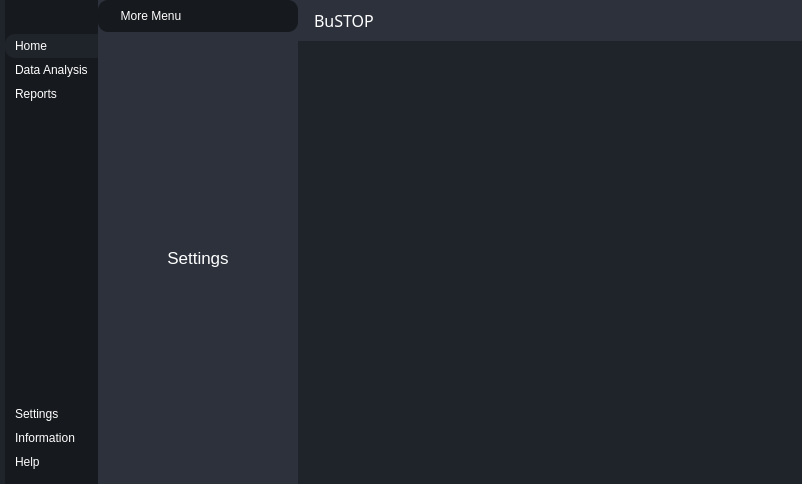
Above: interface.ui from PKNU-IOT3/bustop_PyQT before the change. Below: the same form after it.
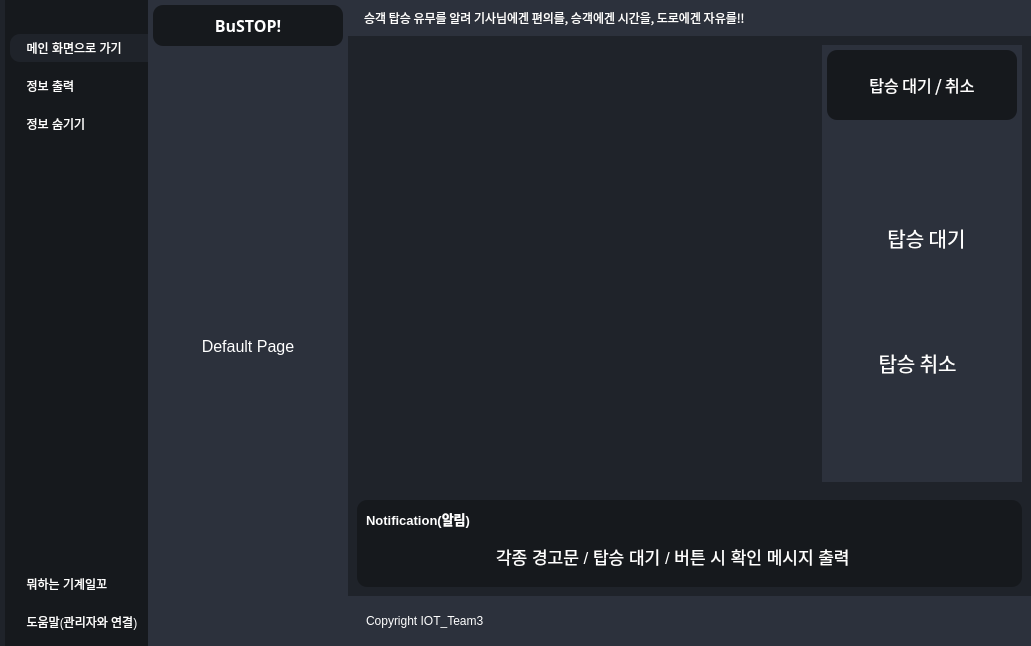
That is the form after the change. Icons and pictures are not drawn.

The edit to the form file:
```diff
--- a/interface.ui
+++ b/interface.ui
@@ -6,8 +6,8 @@
    <rect>
     <x>0</x>
     <y>0</y>
-    <width>802</width>
-    <height>484</height>
+    <width>1031</width>
+    <height>646</height>
    </rect>
   </property>
   <property name="windowTitle">
@@ -34,14 +34,14 @@
 	border-top-left-radius: 10px;
 	border-bottom-left-radius: 10px;
 }
-#centerMenuSubContainer{
+#centerMenuSubContainer,#rightMenuSubContainer{
 	background-color: #2c313c;
 }
-#frame_4{
+#frame_4,#frame_8,#popupNotificationSubContainer{
 	background-color: #16191d;
 	border-radius: 10px;
 }
-#headerContainer{
+#headerContainer,#footerContainer{
 	background-color: #2c313c;
 }</string>
   </property>
@@ -87,7 +87,7 @@
            <number>0</number>
           </property>
           <property name="leftMargin">
-           <number>0</number>
+           <number>5</number>
           </property>
           <property name="topMargin">
            <number>0</number>
@@ -184,7 +184,7 @@
                 <string notr="true">background-color: #1f232a;</string>
                </property>
                <property name="text">
-                <string>Home</string>
+                <string>  메인 화면으로 가기</string>
                </property>
                <property name="icon">
                 <iconset resource="resources.qrc">
@@ -198,13 +198,43 @@
                </property>
               </widget>
              </item>
+            </layout>
+           </widget>
+          </item>
+          <item>
+           <widget class="QFrame" name="frame_12">
+            <property name="frameShape">
+             <enum>QFrame::StyledPanel</enum>
+            </property>
+            <property name="frameShadow">
+             <enum>QFrame::Raised</enum>
+            </property>
+            <layout class="QVBoxLayout" name="verticalLayout_14">
+             <property name="spacing">
+              <number>0</number>
+             </property>
+             <property name="leftMargin">
+              <number>0</number>
+             </property>
+             <property name="topMargin">
+              <number>10</number>
+             </property>
+             <property name="rightMargin">
+              <number>0</number>
+             </property>
+             <property name="bottomMargin">
+              <number>0</number>
+             </property>
              <item>
-              <widget class="QPushButton" name="homeBtn">
-               <property name="toolTip">
-                <string>Data Analysis</string>
+              <widget class="QPushButton" name="pushButton_5">
+               <property name="sizePolicy">
+                <sizepolicy hsizetype="Minimum" vsizetype="Fixed">
+                 <horstretch>0</horstretch>
+                 <verstretch>0</verstretch>
+                </sizepolicy>
                </property>
                <property name="text">
-                <string>Data Analysis</string>
+                <string>  정보 출력</string>
                </property>
                <property name="icon">
                 <iconset resource="resources.qrc">
@@ -218,13 +248,43 @@
                </property>
               </widget>
              </item>
+            </layout>
+           </widget>
+          </item>
+          <item>
+           <widget class="QFrame" name="frame_13">
+            <property name="frameShape">
+             <enum>QFrame::StyledPanel</enum>
+            </property>
+            <property name="frameShadow">
+             <enum>QFrame::Raised</enum>
+            </property>
+            <layout class="QVBoxLayout" name="verticalLayout_21">
+             <property name="spacing">
+              <number>0</number>
+             </property>
+             <property name="leftMargin">
+              <number>0</number>
+             </property>
+             <property name="topMargin">
+              <number>10</number>
+             </property>
+             <property name="rightMargin">
+              <number>0</number>
+             </property>
+             <property name="bottomMargin">
+              <number>0</number>
+             </property>
              <item>
-              <widget class="QPushButton" name="reportBtn">
-               <property name="toolTip">
-                <string>Reports</string>
+              <widget class="QPushButton" name="pushButton_6">
+               <property name="sizePolicy">
+                <sizepolicy hsizetype="Minimum" vsizetype="Fixed">
+                 <horstretch>0</horstretch>
+                 <verstretch>0</verstretch>
+                </sizepolicy>
                </property>
                <property name="text">
-                <string>Reports</string>
+                <string>  정보 숨기기</string>
                </property>
                <property name="icon">
                 <iconset resource="resources.qrc">
@@ -254,6 +314,53 @@
             </property>
            </spacer>
           </item>
+          <item>
+           <widget class="QFrame" name="frame_14">
+            <property name="frameShape">
+             <enum>QFrame::StyledPanel</enum>
+            </property>
+            <property name="frameShadow">
+             <enum>QFrame::Raised</enum>
+            </property>
+            <layout class="QHBoxLayout" name="horizontalLayout_13">
+             <property name="spacing">
+              <number>0</number>
+             </property>
+             <property name="leftMargin">
+              <number>0</number>
+             </property>
+             <property name="topMargin">
+              <number>10</number>
+             </property>
+             <property name="rightMargin">
+              <number>0</number>
+             </property>
+             <property name="bottomMargin">
+              <number>0</number>
+             </property>
+             <item>
+              <widget class="QPushButton" name="infoBtn">
+               <property name="toolTip">
+                <string>Information</string>
+               </property>
+               <property name="text">
+                <string>  뭐하는 기계일꼬</string>
+               </property>
+               <property name="icon">
+                <iconset resource="resources.qrc">
+                 <normaloff>:/icons/icons/info.svg</normaloff>:/icons/icons/info.svg</iconset>
+               </property>
+               <property name="iconSize">
+                <size>
+                 <width>24</width>
+                 <height>24</height>
+                </size>
+               </property>
+              </widget>
+             </item>
+            </layout>
+           </widget>
+          </item>
           <item alignment="Qt::AlignBottom">
            <widget class="QFrame" name="frame_3">
             <property name="frameShape">
@@ -278,53 +385,13 @@
              <property name="bottomMargin">
               <number>10</number>
              </property>
-             <item>
-              <widget class="QPushButton" name="settingsBtn">
-               <property name="toolTip">
-                <string>Settings</string>
-               </property>
-               <property name="text">
-                <string>Settings</string>
-               </property>
-               <property name="icon">
-                <iconset resource="resources.qrc">
-                 <normaloff>:/icons/icons/settings.svg</normaloff>:/icons/icons/settings.svg</iconset>
-               </property>
-               <property name="iconSize">
-                <size>
-                 <width>24</width>
-                 <height>24</height>
-                </size>
-               </property>
-              </widget>
-             </item>
-             <item>
-              <widget class="QPushButton" name="infoBtn">
-               <property name="toolTip">
-                <string>Information</string>
-               </property>
-               <property name="text">
-                <string>Information</string>
-               </property>
-               <property name="icon">
-                <iconset resource="resources.qrc">
-                 <normaloff>:/icons/icons/info.svg</normaloff>:/icons/icons/info.svg</iconset>
-               </property>
-               <property name="iconSize">
-                <size>
-                 <width>24</width>
-                 <height>24</height>
-                </size>
-               </property>
-              </widget>
-             </item>
              <item>
               <widget class="QPushButton" name="helpBtn">
                <property name="toolTip">
                 <string>Help</string>
                </property>
                <property name="text">
-                <string>Help</string>
+                <string>  도움말(관리자와 연결)</string>
                </property>
                <property name="icon">
                 <iconset resource="resources.qrc">
@@ -381,21 +448,21 @@
          </property>
          <layout class="QVBoxLayout" name="verticalLayout_6">
           <property name="spacing">
-           <number>0</number>
+           <number>5</number>
           </property>
           <property name="leftMargin">
-           <number>0</number>
+           <number>5</number>
           </property>
           <property name="topMargin">
-           <number>0</number>
+           <number>5</number>
           </property>
           <property name="rightMargin">
-           <number>0</number>
+           <number>5</number>
           </property>
           <property name="bottomMargin">
-           <number>0</number>
+           <number>5</number>
           </property>
-          <item alignment="Qt::AlignTop">
+          <item>
            <widget class="QFrame" name="frame_4">
             <property name="frameShape">
              <enum>QFrame::StyledPanel</enum>
@@ -406,31 +473,24 @@
             <layout class="QHBoxLayout" name="horizontalLayout_3">
              <item>
               <widget class="QLabel" name="label">
+               <property name="font">
+                <font>
+                 <family>나눔고딕</family>
+                 <pointsize>12</pointsize>
+                 <weight>75</weight>
+                 <italic>false</italic>
+                 <bold>true</bold>
+                 <underline>false</underline>
+                </font>
+               </property>
                <property name="text">
-                <string>More Menu</string>
+                <string>BuSTOP!</string>
                </property>
                <property name="alignment">
                 <set>Qt::AlignCenter</set>
                </property>
               </widget>
              </item>
-             <item alignment="Qt::AlignRight">
-              <widget class="QPushButton" name="pushButton">
-               <property name="text">
-                <string/>
-               </property>
-               <property name="icon">
-                <iconset resource="resources.qrc">
-                 <normaloff>:/icons/icons/x-circle.svg</normaloff>:/icons/icons/x-circle.svg</iconset>
-               </property>
-               <property name="iconSize">
-                <size>
-                 <width>24</width>
-                 <height>24</height>
-                </size>
-               </property>
-              </widget>
-             </item>
             </layout>
            </widget>
           </item>
@@ -448,14 +508,11 @@
                <widget class="QLabel" name="label_2">
                 <property name="font">
                  <font>
-                  <pointsize>13</pointsize>
+                  <pointsize>12</pointsize>
                  </font>
                 </property>
-                <property name="autoFillBackground">
-                 <bool>false</bool>
-                </property>
                 <property name="text">
-                 <string>Settings</string>
+                 <string>Default Page</string>
                 </property>
                 <property name="alignment">
                  <set>Qt::AlignCenter</set>
@@ -582,13 +639,13 @@
                <property name="font">
                 <font>
                  <family>나눔고딕</family>
-                 <pointsize>12</pointsize>
+                 <pointsize>9</pointsize>
                  <weight>50</weight>
                  <bold>false</bold>
                 </font>
                </property>
                <property name="text">
-                <string>BuSTOP</string>
+                <string>승객 탑승 유무를 알려 기사님에겐 편의를, 승객에겐 시간을, 도로에겐 자유를!!</string>
                </property>
               </widget>
              </item>
@@ -619,40 +676,6 @@
              <property name="bottomMargin">
               <number>0</number>
              </property>
-             <item>
-              <widget class="QPushButton" name="pushButton_6">
-               <property name="text">
-                <string/>
-               </property>
-               <property name="icon">
-                <iconset resource="resources.qrc">
-                 <normaloff>:/icons/icons/more-horizontal.svg</normaloff>:/icons/icons/more-horizontal.svg</iconset>
-               </property>
-               <property name="iconSize">
-                <size>
-                 <width>24</width>
-                 <height>24</height>
-                </size>
-               </property>
-              </widget>
-             </item>
-             <item>
-              <widget class="QPushButton" name="pushButton_5">
-               <property name="text">
-                <string/>
-               </property>
-               <property name="icon">
-                <iconset resource="resources.qrc">
-                 <normaloff>:/icons/icons/user.svg</normaloff>:/icons/icons/user.svg</iconset>
-               </property>
-               <property name="iconSize">
-                <size>
-                 <width>24</width>
-                 <height>24</height>
-                </size>
-               </property>
-              </widget>
-             </item>
             </layout>
            </widget>
           </item>
@@ -689,6 +712,12 @@
                 <iconset resource="resources.qrc">
                  <normaloff>:/icons/icons/minus.svg</normaloff>:/icons/icons/minus.svg</iconset>
                </property>
+               <property name="iconSize">
+                <size>
+                 <width>30</width>
+                 <height>30</height>
+                </size>
+               </property>
               </widget>
              </item>
              <item>
@@ -700,16 +729,11 @@
                 <iconset resource="resources.qrc">
                  <normaloff>:/icons/icons/square.svg</normaloff>:/icons/icons/square.svg</iconset>
                </property>
-              </widget>
-             </item>
-             <item>
-              <widget class="QPushButton" name="pushButton_4">
-               <property name="text">
-                <string/>
-               </property>
-               <property name="icon">
-                <iconset resource="resources.qrc">
-                 <normaloff>:/icons/icons/x.svg</normaloff>:/icons/icons/x.svg</iconset>
+               <property name="iconSize">
+                <size>
+                 <width>30</width>
+                 <height>30</height>
+                </size>
                </property>
               </widget>
              </item>
@@ -727,6 +751,302 @@
            <verstretch>0</verstretch>
           </sizepolicy>
          </property>
+         <layout class="QHBoxLayout" name="horizontalLayout_8">
+          <item>
+           <widget class="QWidget" name="mainContentsContainer" native="true">
+            <layout class="QVBoxLayout" name="verticalLayout_15">
+             <item>
+              <widget class="QTableWidget" name="BusInfor"/>
+             </item>
+            </layout>
+           </widget>
+          </item>
+          <item alignment="Qt::AlignRight">
+           <widget class="QWidget" name="rightMenuContainer" native="true">
+            <property name="minimumSize">
+             <size>
+              <width>200</width>
+              <height>0</height>
+             </size>
+            </property>
+            <layout class="QVBoxLayout" name="verticalLayout_11">
+             <property name="spacing">
+              <number>0</number>
+             </property>
+             <property name="leftMargin">
+              <number>0</number>
+             </property>
+             <property name="topMargin">
+              <number>0</number>
+             </property>
+             <property name="rightMargin">
+              <number>0</number>
+             </property>
+             <property name="bottomMargin">
+              <number>0</number>
+             </property>
+             <item>
+              <widget class="QWidget" name="rightMenuSubContainer" native="true">
+               <layout class="QVBoxLayout" name="verticalLayout_12">
+                <property name="spacing">
+                 <number>5</number>
+                </property>
+                <property name="leftMargin">
+                 <number>5</number>
+                </property>
+                <property name="topMargin">
+                 <number>5</number>
+                </property>
+                <property name="rightMargin">
+                 <number>5</number>
+                </property>
+                <property name="bottomMargin">
+                 <number>5</number>
+                </property>
+                <item>
+                 <widget class="QFrame" name="frame_8">
+                  <property name="minimumSize">
+                   <size>
+                    <width>50</width>
+                    <height>70</height>
+                   </size>
+                  </property>
+                  <property name="maximumSize">
+                   <size>
+                    <width>300</width>
+                    <height>70</height>
+                   </size>
+                  </property>
+                  <property name="frameShape">
+                   <enum>QFrame::StyledPanel</enum>
+                  </property>
+                  <property name="frameShadow">
+                   <enum>QFrame::Raised</enum>
+                  </property>
+                  <layout class="QHBoxLayout" name="horizontalLayout_9">
+                   <item>
+                    <widget class="QLabel" name="label_7">
+                     <property name="font">
+                      <font>
+                       <family>나눔고딕</family>
+                       <pointsize>12</pointsize>
+                       <weight>50</weight>
+                       <bold>false</bold>
+                      </font>
+                     </property>
+                     <property name="text">
+                      <string>탑승 대기 / 취소</string>
+                     </property>
+                     <property name="alignment">
+                      <set>Qt::AlignCenter</set>
+                     </property>
+                    </widget>
+                   </item>
+                  </layout>
+                 </widget>
+                </item>
+                <item>
+                 <widget class="QFrame" name="frame_11">
+                  <property name="frameShape">
+                   <enum>QFrame::StyledPanel</enum>
+                  </property>
+                  <property name="frameShadow">
+                   <enum>QFrame::Raised</enum>
+                  </property>
+                  <layout class="QVBoxLayout" name="verticalLayout_13">
+                   <item>
+                    <widget class="QPushButton" name="pushButton_4">
+                     <property name="font">
+                      <font>
+                       <family>나눔고딕</family>
+                       <pointsize>15</pointsize>
+                      </font>
+                     </property>
+                     <property name="text">
+                      <string>  탑승 대기</string>
+                     </property>
+                     <property name="icon">
+                      <iconset resource="resources.qrc">
+                       <normaloff>:/icons/icons/log-in.svg</normaloff>:/icons/icons/log-in.svg</iconset>
+                     </property>
+                     <property name="iconSize">
+                      <size>
+                       <width>24</width>
+                       <height>24</height>
+                      </size>
+                     </property>
+                    </widget>
+                   </item>
+                   <item>
+                    <widget class="QPushButton" name="pushButton">
+                     <property name="font">
+                      <font>
+                       <family>나눔고딕</family>
+                       <pointsize>15</pointsize>
+                      </font>
+                     </property>
+                     <property name="layoutDirection">
+                      <enum>Qt::RightToLeft</enum>
+                     </property>
+                     <property name="autoFillBackground">
+                      <bool>false</bool>
+                     </property>
+                     <property name="text">
+                      <string>탑승 취소  </string>
+                     </property>
+                     <property name="icon">
+                      <iconset resource="resources.qrc">
+                       <normaloff>:/icons/icons/log-out.svg</normaloff>:/icons/icons/log-out.svg</iconset>
+                     </property>
+                     <property name="iconSize">
+                      <size>
+                       <width>24</width>
+                       <height>24</height>
+                      </size>
+                     </property>
+                     <property name="checkable">
+                      <bool>false</bool>
+                     </property>
+                    </widget>
+                   </item>
+                  </layout>
+                 </widget>
+                </item>
+               </layout>
+              </widget>
+             </item>
+            </layout>
+           </widget>
+          </item>
+         </layout>
+        </widget>
+       </item>
+       <item>
+        <widget class="QWidget" name="popupNotificationContainer" native="true">
+         <layout class="QVBoxLayout" name="verticalLayout_19">
+          <item>
+           <widget class="QWidget" name="popupNotificationSubContainer" native="true">
+            <layout class="QVBoxLayout" name="verticalLayout_20">
+             <item>
+              <widget class="QLabel" name="label_14">
+               <property name="font">
+                <font>
+                 <pointsize>10</pointsize>
+                 <weight>75</weight>
+                 <bold>true</bold>
+                </font>
+               </property>
+               <property name="text">
+                <string>Notification(알림)</string>
+               </property>
+              </widget>
+             </item>
+             <item>
+              <widget class="QFrame" name="frame_9">
+               <property name="frameShape">
+                <enum>QFrame::StyledPanel</enum>
+               </property>
+               <property name="frameShadow">
+                <enum>QFrame::Raised</enum>
+               </property>
+               <layout class="QHBoxLayout" name="horizontalLayout_10">
+                <item>
+                 <widget class="QLabel" name="label_13">
+                  <property name="sizePolicy">
+                   <sizepolicy hsizetype="Expanding" vsizetype="Preferred">
+                    <horstretch>0</horstretch>
+                    <verstretch>0</verstretch>
+                   </sizepolicy>
+                  </property>
+                  <property name="font">
+                   <font>
+                    <pointsize>13</pointsize>
+                    <weight>50</weight>
+                    <bold>false</bold>
+                   </font>
+                  </property>
+                  <property name="text">
+                   <string> 각종 경고문 / 탑승 대기 / 버튼 시 확인 메시지 출력</string>
+                  </property>
+                  <property name="alignment">
+                   <set>Qt::AlignCenter</set>
+                  </property>
+                 </widget>
+                </item>
+                <item alignment="Qt::AlignRight">
+                 <widget class="QPushButton" name="pushButton_8">
+                  <property name="toolTip">
+                   <string>Close notification</string>
+                  </property>
+                  <property name="text">
+                   <string/>
+                  </property>
+                  <property name="icon">
+                   <iconset resource="resources.qrc">
+                    <normaloff>:/icons/icons/x-octagon.svg</normaloff>:/icons/icons/x-octagon.svg</iconset>
+                  </property>
+                  <property name="iconSize">
+                   <size>
+                    <width>24</width>
+                    <height>24</height>
+                   </size>
+                  </property>
+                 </widget>
+                </item>
+               </layout>
+              </widget>
+             </item>
+            </layout>
+           </widget>
+          </item>
+         </layout>
+        </widget>
+       </item>
+       <item>
+        <widget class="QWidget" name="footerContainer" native="true">
+         <layout class="QHBoxLayout" name="horizontalLayout_11">
+          <item>
+           <widget class="QFrame" name="frame_10">
+            <property name="frameShape">
+             <enum>QFrame::StyledPanel</enum>
+            </property>
+            <property name="frameShadow">
+             <enum>QFrame::Raised</enum>
+            </property>
+            <layout class="QHBoxLayout" name="horizontalLayout_12">
+             <item>
+              <widget class="QLabel" name="label_15">
+               <property name="text">
+                <string>Copyright IOT_Team3</string>
+               </property>
+              </widget>
+             </item>
+            </layout>
+           </widget>
+          </item>
+          <item>
+           <widget class="QFrame" name="sizeGrip">
+            <property name="minimumSize">
+             <size>
+              <width>10</width>
+              <height>10</height>
+             </size>
+            </property>
+            <property name="maximumSize">
+             <size>
+              <width>10</width>
+              <height>10</height>
+             </size>
+            </property>
+            <property name="frameShape">
+             <enum>QFrame::StyledPanel</enum>
+            </property>
+            <property name="frameShadow">
+             <enum>QFrame::Raised</enum>
+            </property>
+           </widget>
+          </item>
+         </layout>
         </widget>
        </item>
       </layout>
```
Left out of the diff: 21 changed lines with no effect on the pictures.
